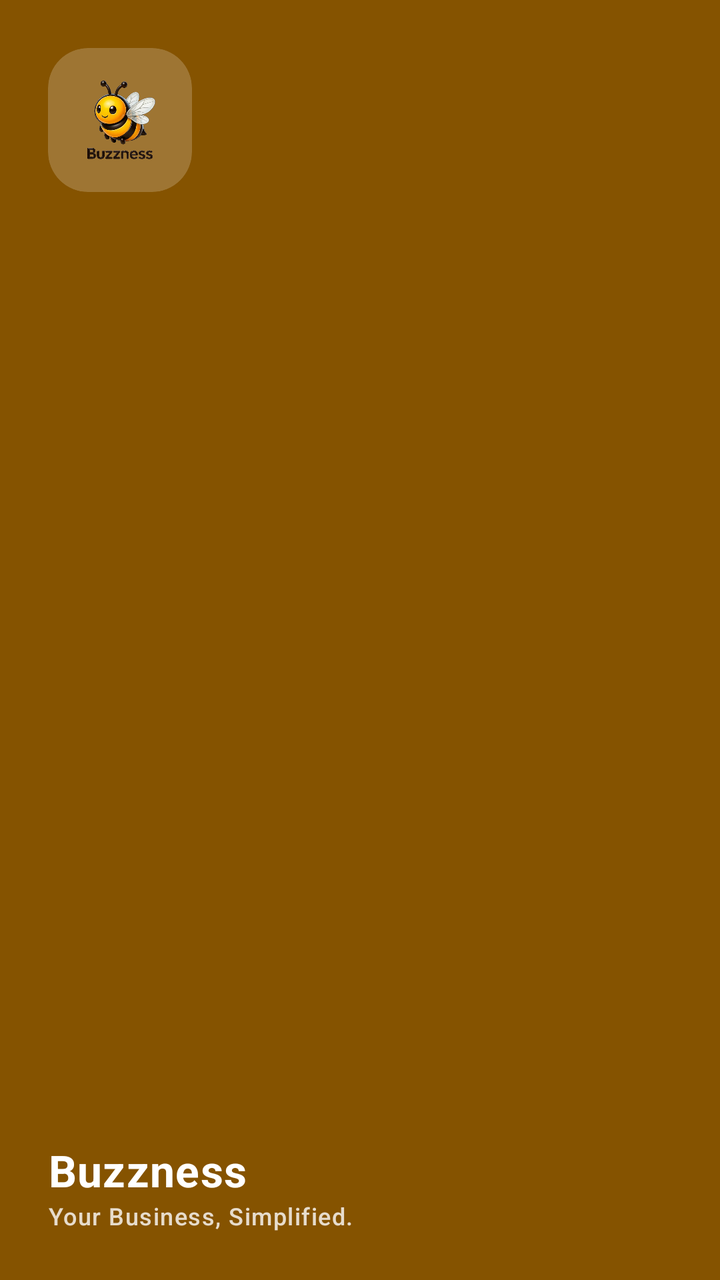
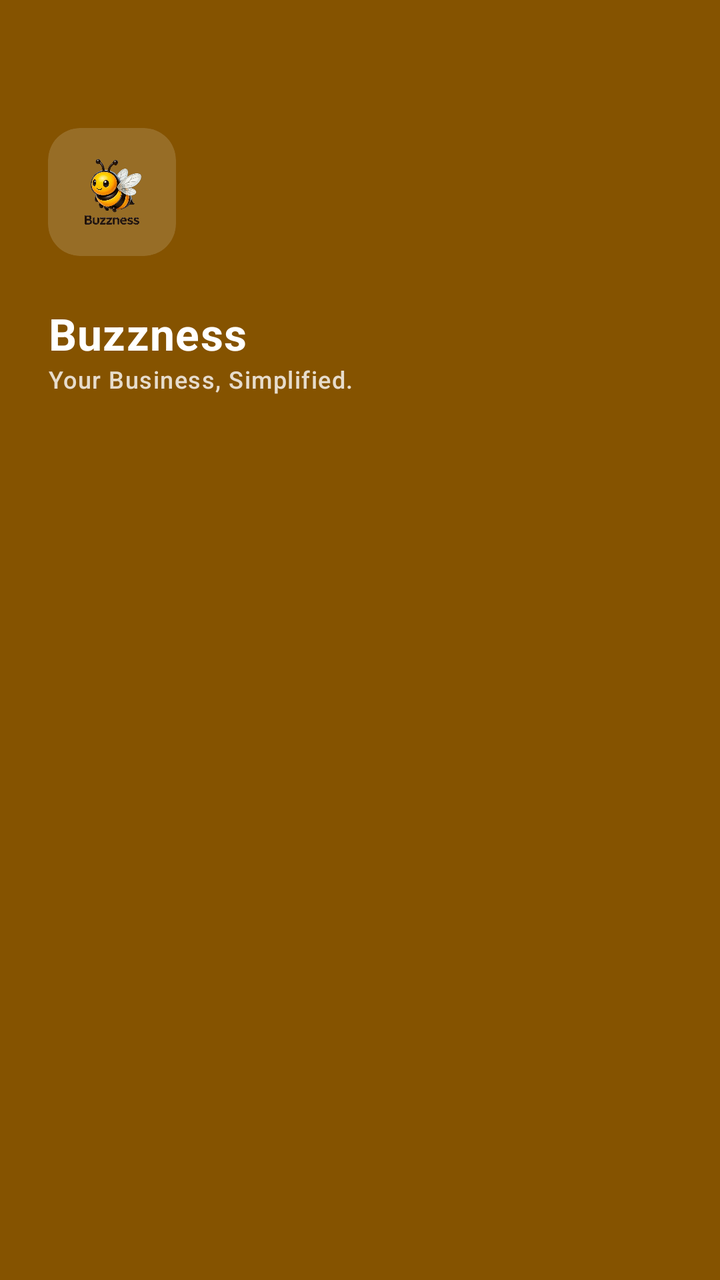

Before-and-after screenshots of an Android layout around one commit, followed by the original layout XML and the change that was made.
<!-- AndroidManifest.xml: application theme Theme.POS_App -->
<!-- res/layout/nav_header.xml -->
<?xml version="1.0" encoding="utf-8"?>
<RelativeLayout xmlns:android="http://schemas.android.com/apk/res/android"
    xmlns:app="http://schemas.android.com/apk/res-auto"
    android:layout_width="match_parent"
    android:layout_height="180dp"
    android:background="?attr/colorPrimary"
    android:padding="24dp"
    android:fitsSystemWindows="true"
    android:theme="@style/ThemeOverlay.AppCompat.Dark">

    <com.google.android.material.card.MaterialCardView
        android:id="@+id/logo_container"
        android:layout_width="72dp"
        android:layout_height="72dp"
        android:layout_alignParentTop="true"
        app:cardCornerRadius="20dp"
        app:cardElevation="0dp"
        app:cardBackgroundColor="#33FFFFFF"
        app:strokeWidth="0dp">

        <ImageView
            android:layout_width="match_parent"
            android:layout_height="match_parent"
            android:padding="12dp"
            android:contentDescription="App Icon"
            android:src="@drawable/ic_launcher_buzzness" />
    </com.google.android.material.card.MaterialCardView>

    <LinearLayout
        android:layout_width="match_parent"
        android:layout_height="wrap_content"
        android:layout_alignParentBottom="true"
        android:orientation="vertical">

        <TextView
            android:layout_width="match_parent"
            android:layout_height="wrap_content"
            android:text="@string/app_name"
            android:textAppearance="?attr/textAppearanceTitleLarge"
            android:textColor="?attr/colorOnPrimary"
            android:textStyle="bold"
            android:letterSpacing="0.02" />

        <TextView
            android:layout_width="wrap_content"
            android:layout_height="wrap_content"
            android:text="@string/nav_tagline"
            android:textAppearance="?attr/textAppearanceLabelMedium"
            android:textColor="?attr/colorOnPrimary"
            android:alpha="0.8" />
    </LinearLayout>

</RelativeLayout>
<!-- resources referenced by this layout -->
<resources>
  <!-- drawable ic_launcher_buzzness: png bitmap (drawable, 206143 bytes) -->
  <string name="app_name">Buzzness</string>
  <string name="nav_tagline">Your Business, Simplified.</string>
  <style name="Theme.POS_App" parent="Base.Theme.POS_App" />
  <style name="Base.Theme.POS_App" parent="Theme.Material3.DayNight.NoActionBar">
          
          <item name="colorPrimary">@color/gold_primary</item>
          <item name="colorOnPrimary">@color/white</item>
          <item name="colorPrimaryContainer">@color/gold_container</item>
          <item name="colorOnPrimaryContainer">@color/black</item>
  
          <item name="colorSecondary">@color/secondary</item>
          <item name="colorOnSecondary">@color/onSecondary</item>
  
          <item name="android:windowBackground">@color/background</item>
          <item name="colorSurface">@color/surface</item>
          <item name="colorOnSurface">@color/onSurface</item>
          <item name="colorOutline">@color/outline</item>
          <item name="colorOutlineVariant">@color/outlineVariant</item>
  
          
          <item name="android:statusBarColor">@android:color/transparent</item>
          <item name="android:windowDrawsSystemBarBackgrounds">true</item>
      </style>
  <color name="gold_primary">#855300</color>
  <color name="white">#FFFFFFFF</color>
  <color name="gold_container">#FFDDB3</color>
  <color name="black">#FF000000</color>
  <color name="secondary">@color/gold_secondary</color>
  <color name="onSecondary">@color/white</color>
  <color name="background">#FFFBFF</color>
  <color name="surface">#FFFBFF</color>
  <color name="onSurface">#1F1B16</color>
  <color name="outline">#817567</color>
  <color name="outlineVariant">#D3C4B4</color>
  <color name="gold_secondary">#705B40</color>
</resources>

<!-- the commit's change to res/layout/nav_header.xml (unified diff, before → after) -->
@@ -1,53 +1,49 @@
 <?xml version="1.0" encoding="utf-8"?>
-<RelativeLayout xmlns:android="http://schemas.android.com/apk/res/android"
+<LinearLayout xmlns:android="http://schemas.android.com/apk/res/android"
     xmlns:app="http://schemas.android.com/apk/res-auto"
     android:layout_width="match_parent"
-    android:layout_height="180dp"
+    android:layout_height="wrap_content"
     android:background="?attr/colorPrimary"
-    android:padding="24dp"
-    android:fitsSystemWindows="true"
+    android:orientation="vertical"
+    android:paddingStart="24dp"
+    android:paddingEnd="24dp"
+    android:paddingBottom="24dp"
+    android:paddingTop="64dp"
     android:theme="@style/ThemeOverlay.AppCompat.Dark">
 
     <com.google.android.material.card.MaterialCardView
         android:id="@+id/logo_container"
-        android:layout_width="72dp"
-        android:layout_height="72dp"
-        android:layout_alignParentTop="true"
-        app:cardCornerRadius="20dp"
+        android:layout_width="64dp"
+        android:layout_height="64dp"
+        app:cardCornerRadius="16dp"
         app:cardElevation="0dp"
-        app:cardBackgroundColor="#33FFFFFF"
+        app:cardBackgroundColor="#26FFFFFF"
         app:strokeWidth="0dp">
 
         <ImageView
             android:layout_width="match_parent"
             android:layout_height="match_parent"
             android:padding="12dp"
-            android:contentDescription="App Icon"
+            android:contentDescription="@string/app_name"
             android:src="@drawable/ic_launcher_buzzness" />
     </com.google.android.material.card.MaterialCardView>
 
-    <LinearLayout
+    <TextView
         android:layout_width="match_parent"
         android:layout_height="wrap_content"
-        android:layout_alignParentBottom="true"
-        android:orientation="vertical">
+        android:layout_marginTop="24dp"
+        android:text="@string/app_name"
+        android:textAppearance="?attr/textAppearanceTitleLarge"
+        android:textColor="?attr/colorOnPrimary"
+        android:textStyle="bold"
+        android:letterSpacing="0.02" />
 
-        <TextView
-            android:layout_width="match_parent"
-            android:layout_height="wrap_content"
-            android:text="@string/app_name"
-            android:textAppearance="?attr/textAppearanceTitleLarge"
-            android:textColor="?attr/colorOnPrimary"
-            android:textStyle="bold"
-            android:letterSpacing="0.02" />
+    <TextView
+        android:layout_width="wrap_content"
+        android:layout_height="wrap_content"
+        android:text="@string/nav_tagline"
+        android:textAppearance="?attr/textAppearanceLabelMedium"
+        android:textColor="?attr/colorOnPrimary"
+        android:alpha="0.8" />
 
-        <TextView
-            android:layout_width="wrap_content"
-            android:layout_height="wrap_content"
-            android:text="@string/nav_tagline"
-            android:textAppearance="?attr/textAppearanceLabelMedium"
-            android:textColor="?attr/colorOnPrimary"
-            android:alpha="0.8" />
-    </LinearLayout>
-
-</RelativeLayout>
+</LinearLayout>
<!-- resource entries referenced after the edit -->
@@ -23,6 +23,8 @@
           
           <item name="android:statusBarColor">@android:color/transparent</item>
           <item name="android:windowDrawsSystemBarBackgrounds">true</item>
+          
+          <item name="android:windowLightStatusBar">false</item>
       </style>
   <color name="gold_primary">#855300</color>
   <color name="white">#FFFFFFFF</color>
